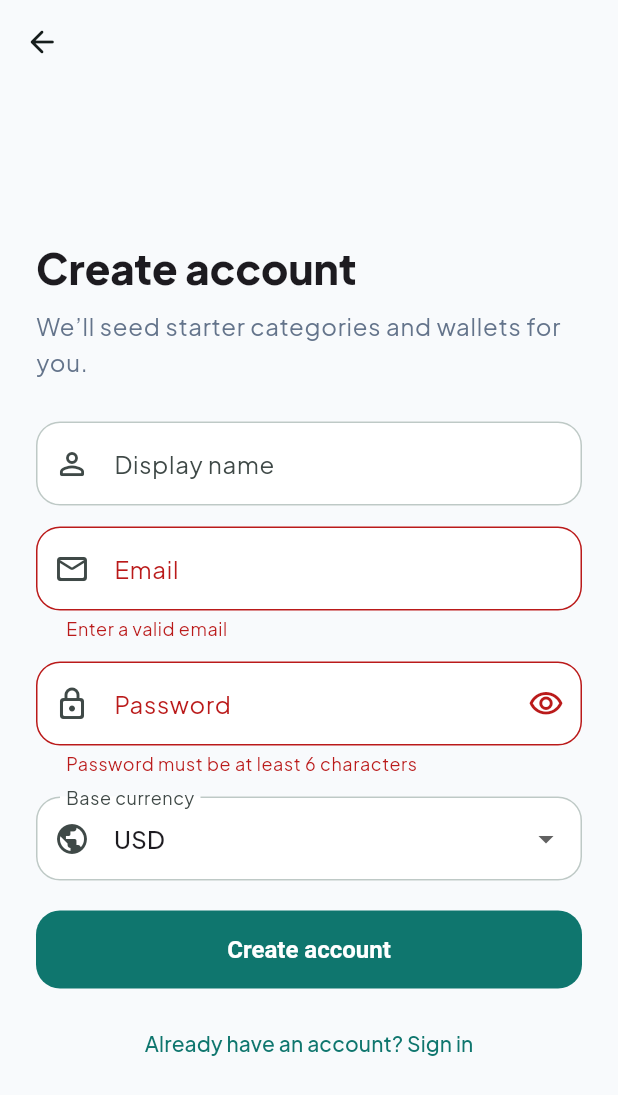
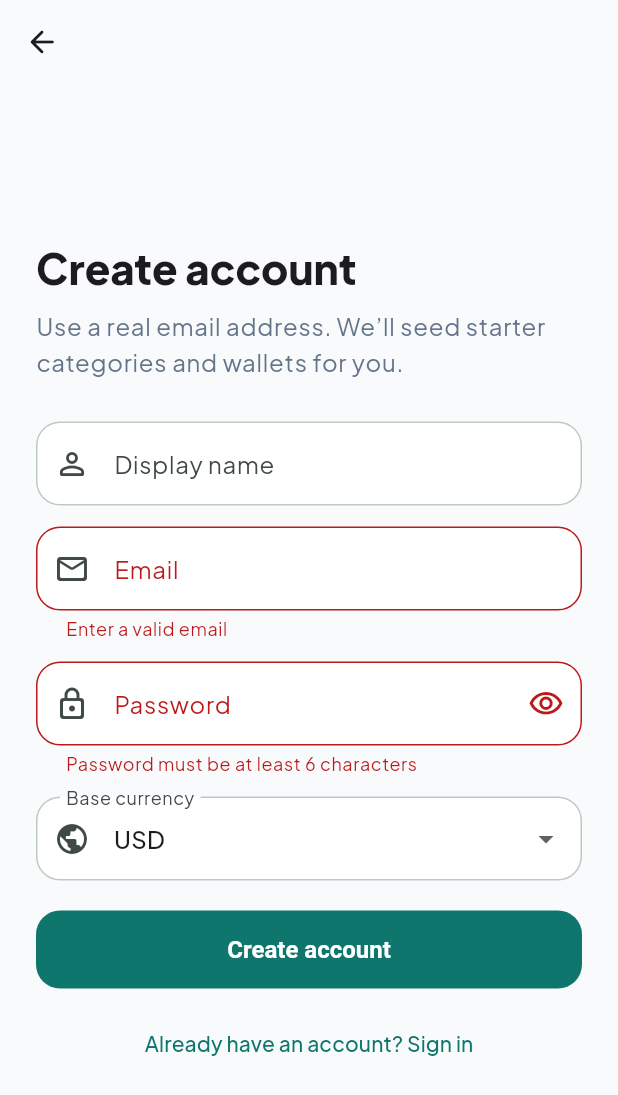
Before and after one commit to DilanSenanayake/money-manager, a Flutter app: the screen it shows after launch, after a tap on "Sign in", after a tap on "Need an account? Sign up", after a tap on "Create account", on a phone screen of 412 x 824 dp. Shown: the top 1095 px of the screen. Run offline on Flutter 3.47's test engine with Material 3 defaults, Android fonts, the phone set to English and light mode, and no system bars; our stand-ins replace equatable, fl_chart, flutter_dotenv, flutter_riverpod, go_router, google_fonts and 3 more; accounts and stored records are empty.

Commit message:
Refactor authentication flow and enhance error handling in Ledgerly.
- Updated exception mapping to provide more user-friendly error messages during authentication.
- Improved the signup and login processes with better feedback and validation.
- Added autofill support for email and password fields in the login and signup forms.
- Enhanced the splash screen logic to handle session checks and biometric authentication more effectively.
- Refactored UI components for improved structure and user experience.

Co-authored-by: Cursor <cursoragent@cursor.com>

```diff
--- a/mobile/lib/core/error/exception_mapper.dart
+++ b/mobile/lib/core/error/exception_mapper.dart
@@ -5,7 +5,7 @@ import 'failures.dart';
 Failure mapException(Object error) {
   if (error is Failure) return error;
   if (error is AuthException) {
-    return AuthFailure(error.message);
+    return AuthFailure(_authMessage(error));
   }
   if (error is PostgrestException) {
     return ServerFailure(error.message);
@@ -18,3 +18,33 @@ Failure mapException(Object error) {
   }
   return UnexpectedFailure(error.toString());
 }
+
+String _authMessage(AuthException error) {
+  final code = (error.code ?? '').toLowerCase();
+  final msg = error.message.toLowerCase();
+
+  if (code.contains('email_address_invalid') ||
+      (msg.contains('email address') && msg.contains('invalid'))) {
+    return 'That email looks invalid. Use a real inbox address (not example.com).';
+  }
+  if (code.contains('over_email_send_rate_limit') ||
+      msg.contains('rate limit')) {
+    return 'Too many signup emails sent. Wait a minute and try again.';
+  }
+  if (code.contains('user_already_exists') ||
+      msg.contains('already registered') ||
+      msg.contains('already been registered')) {
+    return 'An account with this email already exists. Try signing in.';
+  }
+  if (code.contains('email_not_confirmed') || msg.contains('email not confirmed')) {
+    return 'Confirm your email from the link we sent, then sign in.';
+  }
+  if (code.contains('invalid_credentials') ||
+      msg.contains('invalid login credentials')) {
+    return 'Incorrect email or password.';
+  }
+  if (error.message.trim().isEmpty) {
+    return 'Authentication failed. Please try again.';
+  }
+  return error.message;
+}
--- a/mobile/lib/core/network/supabase_client.dart
+++ b/mobile/lib/core/network/supabase_client.dart
@@ -3,8 +3,8 @@ import 'package:supabase_flutter/supabase_flutter.dart';
 
 class SupabaseBootstrap {
   static Future<void> init() async {
-    final url = dotenv.env['SUPABASE_URL'];
-    final anonKey = dotenv.env['SUPABASE_ANON_KEY'];
+    final url = dotenv.env['SUPABASE_URL']?.trim();
+    final anonKey = dotenv.env['SUPABASE_ANON_KEY']?.trim();
 
     if (url == null ||
         url.isEmpty ||
@@ -19,7 +19,6 @@ class SupabaseBootstrap {
 
     await Supabase.initialize(
       url: url,
-      // publishableKey is the new name for the public anon/publishable key.
       publishableKey: anonKey,
       authOptions: const FlutterAuthClientOptions(
         authFlowType: AuthFlowType.pkce,
--- a/mobile/lib/features/authentication/data/auth_repository.dart
+++ b/mobile/lib/features/authentication/data/auth_repository.dart
@@ -14,12 +14,14 @@ final authStateProvider = StreamProvider<AuthState>((ref) {
 });
 
 final currentUserProvider = Provider<User?>((ref) {
+  // Rebuild whenever auth events fire, but always read the live client session.
   ref.watch(authStateProvider);
   return SupabaseBootstrap.client.auth.currentUser;
 });
 
 final isAuthenticatedProvider = Provider<bool>((ref) {
-  return ref.watch(currentUserProvider) != null;
+  ref.watch(authStateProvider);
+  return SupabaseBootstrap.client.auth.currentSession != null;
 });
 
 class AuthRepository {
@@ -40,7 +42,9 @@ class AuthRepository {
         password: password,
       );
       if (response.session == null) {
-        throw const AuthFailure('Unable to sign in. Please try again.');
+        throw const AuthFailure(
+          'Unable to sign in. If you just signed up, confirm your email first.',
+        );
       }
     } catch (e) {
       throw mapException(e);
@@ -58,11 +62,25 @@ class AuthRepository {
         email: email.trim(),
         password: password,
         data: {
-          'display_name':
-              displayName.trim().isEmpty ? email.split('@').first : displayName.trim(),
+          'display_name': displayName.trim().isEmpty
+              ? email.split('@').first
+              : displayName.trim(),
           'base_currency': baseCurrency,
         },
       );
+
+      // Supabase may return a user with empty identities when the email
+      // is already registered and "Prevent duplicate" obfuscation is on.
+      final identities = response.user?.identities;
+      if (response.user != null &&
+          identities != null &&
+          identities.isEmpty &&
+          response.session == null) {
+        throw const AuthFailure(
+          'An account with this email already exists. Try signing in.',
+        );
+      }
+
       if (response.session != null) return null;
       return 'Account created. Check your email to confirm, then sign in.';
     } catch (e) {
--- a/mobile/lib/features/authentication/presentation/login_page.dart
+++ b/mobile/lib/features/authentication/presentation/login_page.dart
@@ -1,4 +1,5 @@
 import 'package:flutter/material.dart';
+import 'package:flutter/services.dart';
 import 'package:flutter_riverpod/flutter_riverpod.dart';
 import 'package:go_router/go_router.dart';
 
@@ -31,6 +32,7 @@ class _LoginPageState extends ConsumerState<LoginPage> {
   }
 
   Future<void> _submit() async {
+    FocusScope.of(context).unfocus();
     if (!_formKey.currentState!.validate()) return;
     setState(() {
       _loading = true;
@@ -41,11 +43,17 @@ class _LoginPageState extends ConsumerState<LoginPage> {
             email: _email.text,
             password: _password.text,
           );
-      if (mounted) context.go(RoutePaths.home);
+      await HapticFeedback.lightImpact();
+      if (!mounted) return;
+      // Prefer router redirect once session exists.
+      context.go(RoutePaths.home);
     } catch (e) {
-      setState(() {
-        _error = e is Failure ? e.message : e.toString();
-      });
+      if (!mounted) return;
+      final message = e is Failure ? e.message : e.toString();
+      setState(() => _error = message);
+      ScaffoldMessenger.of(context).showSnackBar(
+        SnackBar(content: Text(message)),
+      );
     } finally {
       if (mounted) setState(() => _loading = false);
     }
@@ -61,6 +69,7 @@ class _LoginPageState extends ConsumerState<LoginPage> {
             padding: const EdgeInsets.all(24),
             child: ConstrainedBox(
               constraints: const BoxConstraints(maxWidth: 420),
+              child: AutofillGroup(
                 child: Form(
                   key: _formKey,
                   child: Column(
@@ -87,6 +96,7 @@ class _LoginPageState extends ConsumerState<LoginPage> {
                         keyboardType: TextInputType.emailAddress,
                         textInputAction: TextInputAction.next,
                         prefixIcon: Icons.mail_outline_rounded,
+                        autofillHints: const [AutofillHints.email],
                         validator: (v) {
                           if (v == null || v.trim().isEmpty) {
                             return 'Email is required';
@@ -102,8 +112,11 @@ class _LoginPageState extends ConsumerState<LoginPage> {
                         obscureText: _obscure,
                         textInputAction: TextInputAction.done,
                         prefixIcon: Icons.lock_outline_rounded,
+                        autofillHints: const [AutofillHints.password],
+                        onFieldSubmitted: (_) => _submit(),
                         suffix: IconButton(
-                        onPressed: () => setState(() => _obscure = !_obscure),
+                          onPressed: () =>
+                              setState(() => _obscure = !_obscure),
                           icon: Icon(
                             _obscure
                                 ? Icons.visibility_outlined
@@ -116,7 +129,6 @@ class _LoginPageState extends ConsumerState<LoginPage> {
                           }
                           return null;
                         },
-                      onChanged: (_) {},
                       ),
                       if (_error != null) ...[
                         const SizedBox(height: 12),
@@ -143,6 +155,7 @@ class _LoginPageState extends ConsumerState<LoginPage> {
             ),
           ),
         ),
+      ),
     );
   }
 }
--- a/mobile/lib/features/authentication/presentation/signup_page.dart
+++ b/mobile/lib/features/authentication/presentation/signup_page.dart
@@ -1,4 +1,5 @@
 import 'package:flutter/material.dart';
+import 'package:flutter/services.dart';
 import 'package:flutter_riverpod/flutter_riverpod.dart';
 import 'package:go_router/go_router.dart';
 
@@ -35,6 +36,7 @@ class _SignupPageState extends ConsumerState<SignupPage> {
   }
 
   Future<void> _submit() async {
+    FocusScope.of(context).unfocus();
     if (!_formKey.currentState!.validate()) return;
     setState(() {
       _loading = true;
@@ -50,14 +52,22 @@ class _SignupPageState extends ConsumerState<SignupPage> {
           );
       if (!mounted) return;
       if (message == null) {
+        await HapticFeedback.lightImpact();
+        if (!mounted) return;
         context.go(RoutePaths.home);
       } else {
         setState(() => _message = message);
+        ScaffoldMessenger.of(context).showSnackBar(
+          SnackBar(content: Text(message)),
+        );
       }
     } catch (e) {
-      setState(() {
-        _error = e is Failure ? e.message : e.toString();
-      });
+      if (!mounted) return;
+      final err = e is Failure ? e.message : e.toString();
+      setState(() => _error = err);
+      ScaffoldMessenger.of(context).showSnackBar(
+        SnackBar(content: Text(err)),
+      );
     } finally {
       if (mounted) setState(() => _loading = false);
     }
@@ -79,6 +89,7 @@ class _SignupPageState extends ConsumerState<SignupPage> {
             padding: const EdgeInsets.all(24),
             child: ConstrainedBox(
               constraints: const BoxConstraints(maxWidth: 420),
+              child: AutofillGroup(
                 child: Form(
                   key: _formKey,
                   child: Column(
@@ -92,7 +103,7 @@ class _SignupPageState extends ConsumerState<SignupPage> {
                       ),
                       const SizedBox(height: 8),
                       Text(
-                      'We’ll seed starter categories and wallets for you.',
+                        'Use a real email address. We’ll seed starter categories and wallets for you.',
                         style: theme.textTheme.bodyLarge?.copyWith(
                           color: AppColors.slate,
                         ),
@@ -103,6 +114,7 @@ class _SignupPageState extends ConsumerState<SignupPage> {
                         label: 'Display name',
                         prefixIcon: Icons.person_outline_rounded,
                         textInputAction: TextInputAction.next,
+                        autofillHints: const [AutofillHints.name],
                       ),
                       const SizedBox(height: 14),
                       AppTextField(
@@ -111,6 +123,7 @@ class _SignupPageState extends ConsumerState<SignupPage> {
                         keyboardType: TextInputType.emailAddress,
                         prefixIcon: Icons.mail_outline_rounded,
                         textInputAction: TextInputAction.next,
+                        autofillHints: const [AutofillHints.email],
                         validator: (v) {
                           if (v == null || !v.contains('@')) {
                             return 'Enter a valid email';
@@ -124,8 +137,12 @@ class _SignupPageState extends ConsumerState<SignupPage> {
                         label: 'Password',
                         obscureText: _obscure,
                         prefixIcon: Icons.lock_outline_rounded,
+                        textInputAction: TextInputAction.done,
+                        autofillHints: const [AutofillHints.newPassword],
+                        onFieldSubmitted: (_) => _submit(),
                         suffix: IconButton(
-                        onPressed: () => setState(() => _obscure = !_obscure),
+                          onPressed: () =>
+                              setState(() => _obscure = !_obscure),
                           icon: Icon(
                             _obscure
                                 ? Icons.visibility_outlined
@@ -148,10 +165,12 @@ class _SignupPageState extends ConsumerState<SignupPage> {
                         ),
                         items: AppConstants.currencies
                             .map(
-                            (c) => DropdownMenuItem(value: c, child: Text(c)),
+                              (c) =>
+                                  DropdownMenuItem(value: c, child: Text(c)),
                             )
                             .toList(),
-                      onChanged: (v) => setState(() => _currency = v ?? 'USD'),
+                        onChanged: (v) =>
+                            setState(() => _currency = v ?? 'USD'),
                       ),
                       if (_error != null) ...[
                         const SizedBox(height: 12),
@@ -185,6 +204,7 @@ class _SignupPageState extends ConsumerState<SignupPage> {
             ),
           ),
         ),
+      ),
     );
   }
 }
--- a/mobile/lib/features/authentication/presentation/splash_page.dart
+++ b/mobile/lib/features/authentication/presentation/splash_page.dart
@@ -1,3 +1,4 @@
+import 'package:flutter/foundation.dart';
 import 'package:flutter/material.dart';
 import 'package:flutter_riverpod/flutter_riverpod.dart';
 import 'package:go_router/go_router.dart';
@@ -22,17 +23,19 @@ class _SplashPageState extends ConsumerState<SplashPage> {
   }
 
   Future<void> _boot() async {
-    await Future<void>.delayed(const Duration(milliseconds: 600));
+    await Future<void>.delayed(const Duration(milliseconds: 400));
     if (!mounted) return;
 
-    final authed = ref.read(isAuthenticatedProvider);
-    if (!authed) {
+    final session = ref.read(authRepositoryProvider).currentSession;
+    if (session == null) {
       context.go(RoutePaths.login);
       return;
     }
 
-    // Optional biometric gate when a session already exists.
-    // Failure/cancel still continues — session remains valid.
+    // Biometrics are mobile-only; skip on web/desktop to avoid hangs.
+    if (!kIsWeb &&
+        (defaultTargetPlatform == TargetPlatform.android ||
+            defaultTargetPlatform == TargetPlatform.iOS)) {
       try {
         final auth = LocalAuthentication();
         final canCheck =
@@ -47,7 +50,8 @@ class _SplashPageState extends ConsumerState<SplashPage> {
           );
         }
       } catch (_) {
-      // Biometrics unavailable — continue with session.
+        // Continue with existing session.
+      }
     }
 
     if (mounted) context.go(RoutePaths.home);
--- a/mobile/lib/shared/widgets/app_widgets.dart
+++ b/mobile/lib/shared/widgets/app_widgets.dart
@@ -62,8 +62,10 @@ class AppTextField extends StatelessWidget {
     this.suffix,
     this.maxLines = 1,
     this.onChanged,
+    this.onFieldSubmitted,
     this.inputFormatters,
     this.enabled = true,
+    this.autofillHints,
   });
 
   final TextEditingController controller;
@@ -77,8 +79,10 @@ class AppTextField extends StatelessWidget {
   final Widget? suffix;
   final int maxLines;
   final ValueChanged<String>? onChanged;
+  final ValueChanged<String>? onFieldSubmitted;
   final List<TextInputFormatter>? inputFormatters;
   final bool enabled;
+  final Iterable<String>? autofillHints;
 
   @override
   Widget build(BuildContext context) {
@@ -88,10 +92,13 @@ class AppTextField extends StatelessWidget {
       keyboardType: keyboardType,
       textInputAction: textInputAction,
       validator: validator,
-      maxLines: maxLines,
+      // obscureText requires a single-line field
+      maxLines: obscureText ? 1 : maxLines,
       onChanged: onChanged,
+      onFieldSubmitted: onFieldSubmitted,
       inputFormatters: inputFormatters,
       enabled: enabled,
+      autofillHints: autofillHints,
       decoration: InputDecoration(
         labelText: label,
         hintText: hint,
```
Lines whose indentation alone changed are shown as unchanged.
